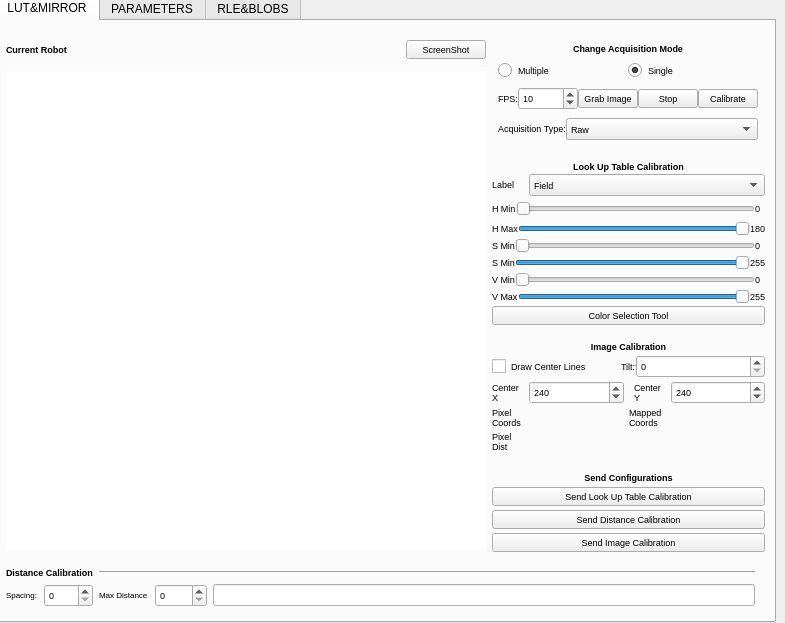
Above: vision_calib/src/vision_calib.ui from minhoteam-msl/minho_team_tools before the change. Below: the same form after it.
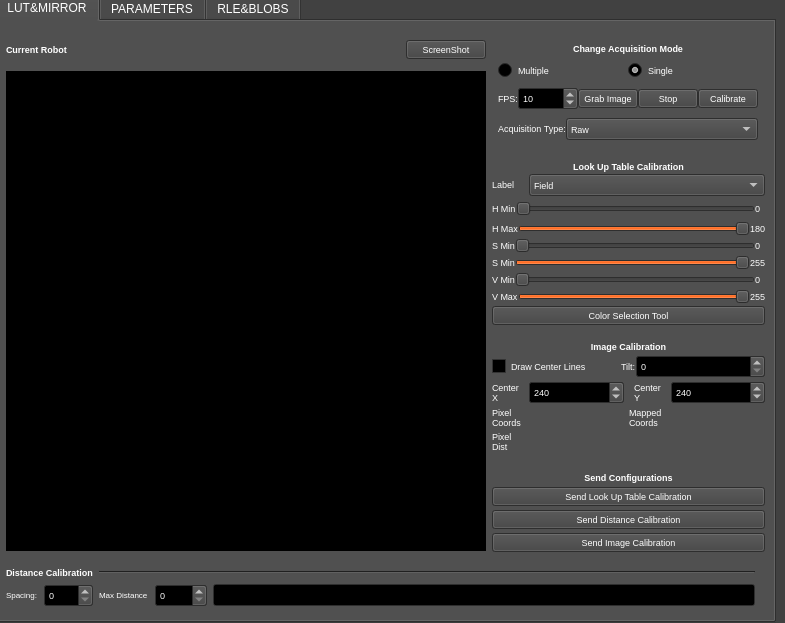
That is the form after the change. The open tabs and pages were chosen to show the change.

Commit message: Changed vision_calib ui

The edit to the form file:
```diff
--- a/vision_calib/src/vision_calib.ui
+++ b/vision_calib/src/vision_calib.ui
@@ -16,6 +16,448 @@
     <height>600</height>
    </size>
   </property>
+  <property name="palette">
+   <palette>
+    <active>
+     <colorrole role="WindowText">
+      <brush brushstyle="SolidPattern">
+       <color alpha="255">
+        <red>255</red>
+        <green>255</green>
+        <blue>255</blue>
+       </color>
+      </brush>
+     </colorrole>
+     <colorrole role="Button">
+      <brush brushstyle="SolidPattern">
+       <color alpha="255">
+        <red>65</red>
+        <green>65</green>
+        <blue>65</blue>
+       </color>
+      </brush>
+     </colorrole>
+     <colorrole role="Light">
+      <brush brushstyle="SolidPattern">
+       <color alpha="255">
+        <red>97</red>
+        <green>97</green>
+        <blue>97</blue>
+       </color>
+      </brush>
+     </colorrole>
+     <colorrole role="Midlight">
+      <brush brushstyle="SolidPattern">
+       <color alpha="255">
+        <red>81</red>
+        <green>81</green>
+        <blue>81</blue>
+       </color>
+      </brush>
+     </colorrole>
+     <colorrole role="Dark">
+      <brush brushstyle="SolidPattern">
+       <color alpha="255">
+        <red>32</red>
+        <green>32</green>
+        <blue>32</blue>
+       </color>
+      </brush>
+     </colorrole>
+     <colorrole role="Mid">
+      <brush brushstyle="SolidPattern">
+       <color alpha="255">
+        <red>43</red>
+        <green>43</green>
+        <blue>43</blue>
+       </color>
+      </brush>
+     </colorrole>
+     <colorrole role="Text">
+      <brush brushstyle="SolidPattern">
+       <color alpha="255">
+        <red>255</red>
+        <green>255</green>
+        <blue>255</blue>
+       </color>
+      </brush>
+     </colorrole>
+     <colorrole role="BrightText">
+      <brush brushstyle="SolidPattern">
+       <color alpha="255">
+        <red>255</red>
+        <green>255</green>
+        <blue>255</blue>
+       </color>
+      </brush>
+     </colorrole>
+     <colorrole role="ButtonText">
+      <brush brushstyle="SolidPattern">
+       <color alpha="255">
+        <red>255</red>
+        <green>255</green>
+        <blue>255</blue>
+       </color>
+      </brush>
+     </colorrole>
+     <colorrole role="Base">
+      <brush brushstyle="SolidPattern">
+       <color alpha="255">
+        <red>0</red>
+        <green>0</green>
+        <blue>0</blue>
+       </color>
+      </brush>
+     </colorrole>
+     <colorrole role="Window">
+      <brush brushstyle="SolidPattern">
+       <color alpha="255">
+        <red>65</red>
+        <green>65</green>
+        <blue>65</blue>
+       </color>
+      </brush>
+     </colorrole>
+     <colorrole role="Shadow">
+      <brush brushstyle="SolidPattern">
+       <color alpha="255">
+        <red>0</red>
+        <green>0</green>
+        <blue>0</blue>
+       </color>
+      </brush>
+     </colorrole>
+     <colorrole role="Highlight">
+      <brush brushstyle="SolidPattern">
+       <color alpha="255">
+        <red>255</red>
+        <green>85</green>
+        <blue>0</blue>
+       </color>
+      </brush>
+     </colorrole>
+     <colorrole role="AlternateBase">
+      <brush brushstyle="SolidPattern">
+       <color alpha="255">
+        <red>32</red>
+        <green>32</green>
+        <blue>32</blue>
+       </color>
+      </brush>
+     </colorrole>
+     <colorrole role="ToolTipBase">
+      <brush brushstyle="SolidPattern">
+       <color alpha="255">
+        <red>255</red>
+        <green>255</green>
+        <blue>220</blue>
+       </color>
+      </brush>
+     </colorrole>
+     <colorrole role="ToolTipText">
+      <brush brushstyle="SolidPattern">
+       <color alpha="255">
+        <red>0</red>
+        <green>0</green>
+        <blue>0</blue>
+       </color>
+      </brush>
+     </colorrole>
+    </active>
+    <inactive>
+     <colorrole role="WindowText">
+      <brush brushstyle="SolidPattern">
+       <color alpha="255">
+        <red>255</red>
+        <green>255</green>
+        <blue>255</blue>
+       </color>
+      </brush>
+     </colorrole>
+     <colorrole role="Button">
+      <brush brushstyle="SolidPattern">
+       <color alpha="255">
+        <red>65</red>
+        <green>65</green>
+        <blue>65</blue>
+       </color>
+      </brush>
+     </colorrole>
+     <colorrole role="Light">
+      <brush brushstyle="SolidPattern">
+       <color alpha="255">
+        <red>97</red>
+        <green>97</green>
+        <blue>97</blue>
+       </color>
+      </brush>
+     </colorrole>
+     <colorrole role="Midlight">
+      <brush brushstyle="SolidPattern">
+       <color alpha="255">
+        <red>81</red>
+        <green>81</green>
+        <blue>81</blue>
+       </color>
+      </brush>
+     </colorrole>
+     <colorrole role="Dark">
+      <brush brushstyle="SolidPattern">
+       <color alpha="255">
+        <red>32</red>
+        <green>32</green>
+        <blue>32</blue>
+       </color>
+      </brush>
+     </colorrole>
+     <colorrole role="Mid">
+      <brush brushstyle="SolidPattern">
+       <color alpha="255">
+        <red>43</red>
+        <green>43</green>
+        <blue>43</blue>
+       </color>
+      </brush>
+     </colorrole>
+     <colorrole role="Text">
+      <brush brushstyle="SolidPattern">
+       <color alpha="255">
+        <red>255</red>
+        <green>255</green>
+        <blue>255</blue>
+       </color>
+      </brush>
+     </colorrole>
+     <colorrole role="BrightText">
+      <brush brushstyle="SolidPattern">
+       <color alpha="255">
+        <red>255</red>
+        <green>255</green>
+        <blue>255</blue>
+       </color>
+      </brush>
+     </colorrole>
+     <colorrole role="ButtonText">
+      <brush brushstyle="SolidPattern">
+       <color alpha="255">
+        <red>255</red>
+        <green>255</green>
+        <blue>255</blue>
+       </color>
+      </brush>
+     </colorrole>
+     <colorrole role="Base">
+      <brush brushstyle="SolidPattern">
+       <color alpha="255">
+        <red>0</red>
+        <green>0</green>
+        <blue>0</blue>
+       </color>
+      </brush>
+     </colorrole>
+     <colorrole role="Window">
+      <brush brushstyle="SolidPattern">
+       <color alpha="255">
+        <red>65</red>
+        <green>65</green>
+        <blue>65</blue>
+       </color>
+      </brush>
+     </colorrole>
+     <colorrole role="Shadow">
+      <brush brushstyle="SolidPattern">
+       <color alpha="255">
+        <red>0</red>
+        <green>0</green>
+        <blue>0</blue>
+       </color>
+      </brush>
+     </colorrole>
+     <colorrole role="Highlight">
+      <brush brushstyle="SolidPattern">
+       <color alpha="255">
+        <red>255</red>
+        <green>85</green>
+        <blue>0</blue>
+       </color>
+      </brush>
+     </colorrole>
+     <colorrole role="AlternateBase">
+      <brush brushstyle="SolidPattern">
+       <color alpha="255">
+        <red>32</red>
+        <green>32</green>
+        <blue>32</blue>
+       </color>
+      </brush>
+     </colorrole>
+     <colorrole role="ToolTipBase">
+      <brush brushstyle="SolidPattern">
+       <color alpha="255">
+        <red>255</red>
+        <green>255</green>
+        <blue>220</blue>
+       </color>
+      </brush>
+     </colorrole>
+     <colorrole role="ToolTipText">
+      <brush brushstyle="SolidPattern">
+       <color alpha="255">
+        <red>0</red>
+        <green>0</green>
+        <blue>0</blue>
+       </color>
+      </brush>
+     </colorrole>
+    </inactive>
+    <disabled>
+     <colorrole role="WindowText">
+      <brush brushstyle="SolidPattern">
+       <color alpha="255">
+        <red>32</red>
+        <green>32</green>
+        <blue>32</blue>
+       </color>
+      </brush>
+     </colorrole>
+     <colorrole role="Button">
+      <brush brushstyle="SolidPattern">
+       <color alpha="255">
+        <red>65</red>
+        <green>65</green>
+        <blue>65</blue>
+       </color>
+      </brush>
+     </colorrole>
+     <colorrole role="Light">
+      <brush brushstyle="SolidPattern">
+       <color alpha="255">
+        <red>97</red>
+        <green>97</green>
+        <blue>97</blue>
+       </color>
+      </brush>
+     </colorrole>
+     <colorrole role="Midlight">
+      <brush brushstyle="SolidPattern">
+       <color alpha="255">
+        <red>81</red>
+        <green>81</green>
+        <blue>81</blue>
+       </color>
+      </brush>
+     </colorrole>
+     <colorrole role="Dark">
+      <brush brushstyle="SolidPattern">
+       <color alpha="255">
+        <red>32</red>
+        <green>32</green>
+        <blue>32</blue>
+       </color>
+      </brush>
+     </colorrole>
+     <colorrole role="Mid">
+      <brush brushstyle="SolidPattern">
+       <color alpha="255">
+        <red>43</red>
+        <green>43</green>
+        <blue>43</blue>
+       </color>
+      </brush>
+     </colorrole>
+     <colorrole role="Text">
+      <brush brushstyle="SolidPattern">
+       <color alpha="255">
+        <red>32</red>
+        <green>32</green>
+        <blue>32</blue>
+       </color>
+      </brush>
+     </colorrole>
+     <colorrole role="BrightText">
+      <brush brushstyle="SolidPattern">
+       <color alpha="255">
+        <red>255</red>
+        <green>255</green>
+        <blue>255</blue>
+       </color>
+      </brush>
+     </colorrole>
+     <colorrole role="ButtonText">
+      <brush brushstyle="SolidPattern">
+       <color alpha="255">
+        <red>32</red>
+        <green>32</green>
+        <blue>32</blue>
+       </color>
+      </brush>
+     </colorrole>
+     <colorrole role="Base">
+      <brush brushstyle="SolidPattern">
+       <color alpha="255">
+        <red>65</red>
+        <green>65</green>
+        <blue>65</blue>
+       </color>
+      </brush>
+     </colorrole>
+     <colorrole role="Window">
+      <brush brushstyle="SolidPattern">
+       <color alpha="255">
+        <red>65</red>
+        <green>65</green>
+        <blue>65</blue>
+       </color>
+      </brush>
+     </colorrole>
+     <colorrole role="Shadow">
+      <brush brushstyle="SolidPattern">
+       <color alpha="255">
+        <red>0</red>
+        <green>0</green>
+        <blue>0</blue>
+       </color>
+      </brush>
+     </colorrole>
+     <colorrole role="Highlight">
+      <brush brushstyle="SolidPattern">
+       <color alpha="255">
+        <red>145</red>
+        <green>141</green>
+        <blue>126</blue>
+       </color>
+      </brush>
+     </colorrole>
+     <colorrole role="AlternateBase">
+      <brush brushstyle="SolidPattern">
+       <color alpha="255">
+        <red>65</red>
+        <green>65</green>
+        <blue>65</blue>
+       </color>
+      </brush>
+     </colorrole>
+     <colorrole role="ToolTipBase">
+      <brush brushstyle="SolidPattern">
+       <color alpha="255">
+        <red>255</red>
+        <green>255</green>
+        <blue>220</blue>
+       </color>
+      </brush>
+     </colorrole>
+     <colorrole role="ToolTipText">
+      <brush brushstyle="SolidPattern">
+       <color alpha="255">
+        <red>0</red>
+        <green>0</green>
+        <blue>0</blue>
+       </color>
+      </brush>
+     </colorrole>
+    </disabled>
+   </palette>
+  </property>
   <property name="windowTitle">
    <string>MinhoTeam Vision Calibration</string>
   </property>
```
Left out of the diff: 2 changed lines with no effect on the pictures.
